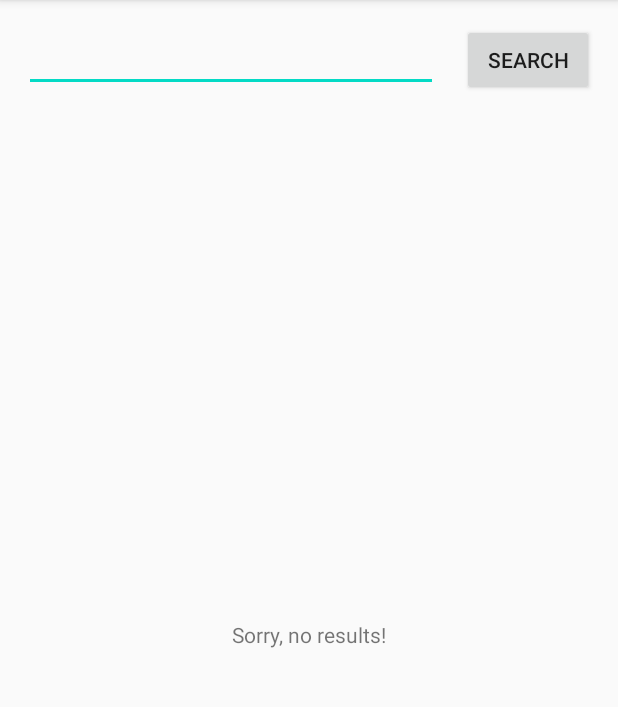
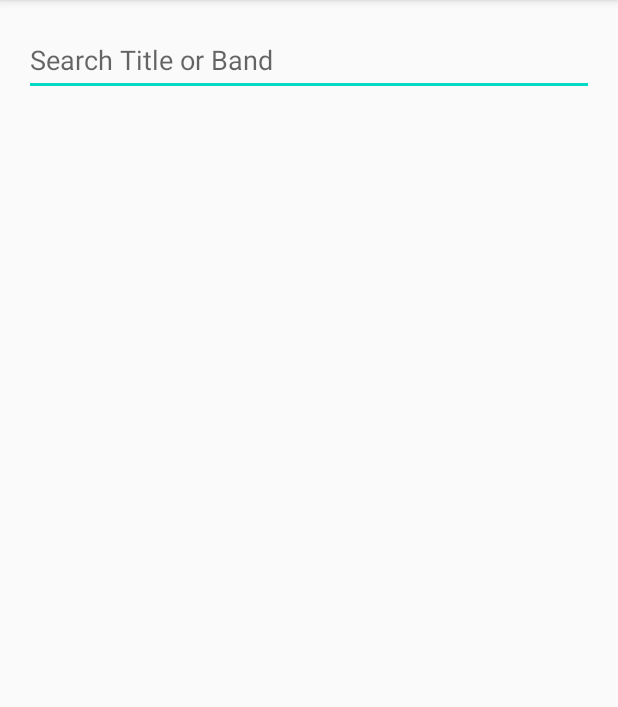
Before and after one commit to ammw/fat-karaoke-list, an Android app: the screen it shows after launch (MainActivity), in the options menu, after a tap on "Update song list", on a phone screen of 412 x 824 dp, the part 84-791 px from its top. Run offline under Robolectric (Android 15) with nearby library versions, the phone set to English and light mode, and no system bars; our stand-ins replace Dagger/Hilt's generated code, Room's generated code; 1 statement that could not run was skipped.

Commit message:
Remove button and search as you type

```diff
--- a/app/src/main/java/eu/ammw/fatkaraoke/MainActivity.java
+++ b/app/src/main/java/eu/ammw/fatkaraoke/MainActivity.java
@@ -3,10 +3,11 @@ package eu.ammw.fatkaraoke;
 import android.Manifest;
 import android.content.pm.PackageManager;
 import android.os.Bundle;
+import android.text.Editable;
+import android.text.TextWatcher;
 import android.util.Log;
 import android.view.Menu;
 import android.view.MenuItem;
-import android.view.View;
 import android.widget.EditText;
 
 import androidx.appcompat.app.AppCompatActivity;
@@ -64,6 +65,7 @@ public class MainActivity extends AppCompatActivity implements HasAndroidInjecto
                     .commitNow();
         }
         ensurePermissions();
+        setSearchFieldListeners();
     }
 
     @Override
@@ -83,25 +85,6 @@ public class MainActivity extends AppCompatActivity implements HasAndroidInjecto
         return super.onOptionsItemSelected(item);
     }
 
-    /**
-     * Called when the user taps the Search button
-     */
-    public void runSearch(View view) {
-        EditText editText = findViewById(R.id.searchBox);
-        final String query = editText.getText().toString();
-        executorService.execute(() ->
-                songRepository.searchSongs(query, result -> {
-                    viewModel.updateResult(result);
-                    if (!result.isEmpty()) {
-                        runOnUiThread(searchResultFragment::notifyDataChanged);
-                    }
-                    runOnUiThread(() ->
-                            getSupportFragmentManager().beginTransaction()
-                                    .replace(R.id.result_container, result.isEmpty() ? emptyResultFragment : searchResultFragment)
-                                    .commitNow());
-                }));
-    }
-
     private void ensurePermissions() {
         if (!hasPermissions(PERMISSIONS)) {
             requestPermissions(PERMISSIONS, PERMISSION_ALL);
@@ -109,6 +92,11 @@ public class MainActivity extends AppCompatActivity implements HasAndroidInjecto
         if (!hasPermissions(PERMISSIONS)) {
             Log.e(TAG, "No permissions despite requesting!");
         }
+    }
+
+    private void setSearchFieldListeners() {
+        EditText searchBox = findViewById(R.id.searchBox);
+        searchBox.addTextChangedListener(new SearchTextWatcher());
     }
 
     private void scheduleUpdate() {
@@ -125,4 +113,28 @@ public class MainActivity extends AppCompatActivity implements HasAndroidInjecto
     public AndroidInjector<Object> androidInjector() {
         return androidInjector;
     }
+
+    private class SearchTextWatcher implements TextWatcher {
+
+        @Override
+        public void afterTextChanged(Editable search) {}
+
+        @Override
+        public void beforeTextChanged(CharSequence s, int start, int count, int after) {}
+
+        @Override
+        public void onTextChanged(CharSequence query, int start, int before, int count) {
+            executorService.execute(() ->
+                    songRepository.searchSongs(query.toString(), result -> {
+                        viewModel.updateResult(result);
+                        if (!result.isEmpty()) {
+                            runOnUiThread(searchResultFragment::notifyDataChanged);
+                        }
+                        runOnUiThread(() ->
+                                getSupportFragmentManager().beginTransaction()
+                                        .replace(R.id.result_container, result.isEmpty() ? emptyResultFragment : searchResultFragment)
+                                        .commitNow());
+                    }));
+        }
+    }
 }
--- a/app/src/main/res/layout/content_main.xml
+++ b/app/src/main/res/layout/content_main.xml
@@ -11,24 +11,13 @@
         android:layout_height="wrap_content"
         android:layout_marginStart="16dp"
         android:layout_marginTop="16dp"
+        android:layout_marginEnd="16dp"
         android:ems="10"
-        app:layout_constraintEnd_toStartOf="@+id/searchButton"
-        app:layout_constraintHorizontal_bias="0.5"
+        android:hint="@string/title_or_author_search_placeholder"
+        android:minHeight="48dp"
+        app:layout_constraintEnd_toEndOf="parent"
         app:layout_constraintStart_toStartOf="parent"
         app:layout_constraintTop_toTopOf="parent" />
-
-    <Button
-        android:id="@+id/searchButton"
-        android:layout_width="wrap_content"
-        android:layout_height="wrap_content"
-        android:layout_marginStart="16dp"
-        android:layout_marginEnd="16dp"
-        android:onClick="runSearch"
-        android:text="@string/button_search"
-        app:layout_constraintBaseline_toBaselineOf="@+id/searchBox"
-        app:layout_constraintEnd_toEndOf="parent"
-        app:layout_constraintHorizontal_bias="0.5"
-        app:layout_constraintStart_toEndOf="@+id/searchBox" />
 
     <FrameLayout
         android:id="@+id/result_container"
--- a/app/src/main/res/values/strings.xml
+++ b/app/src/main/res/values/strings.xml
@@ -1,7 +1,6 @@
 <resources>
     <string name="app_name">Fat Karaoke List</string>
-    <string name="box_search_placeholder">What are you looking for?</string>
-    <string name="button_search">Search</string>
+    <string name="title_or_author_search_placeholder">Search Title or Band</string>
     <string name="no_results">Sorry, no results!</string>
     <string name="button_update">Update song list</string>
 </resources>
```
